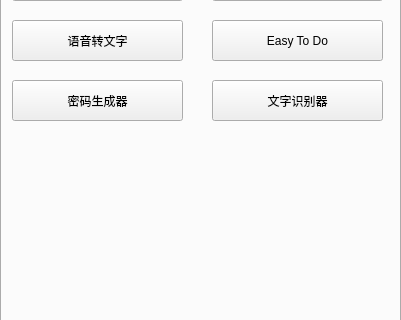
This is data/ui/main.ui in wangzixin1940/Python-Utilities as Qt 5 draws it before an edit; both pictures show x 0 to 401 and y 149 to 469 of the 401 by 553 pixel window. The edited form follows.
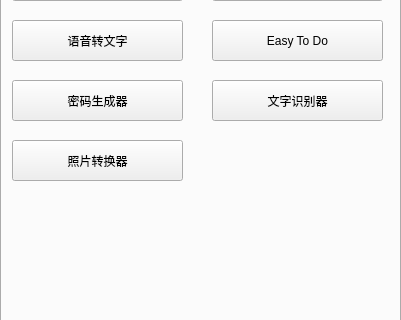
This is the edited form. Icons and pictures are not drawn.

Commit message: Changed Photo Format Converter App to Qt architecture

Diff of the .ui file:
```diff
--- a/data/ui/main.ui
+++ b/data/ui/main.ui
@@ -164,6 +164,19 @@
        <string>文字识别器</string>
       </property>
      </widget>
+     <widget class="QPushButton" name="photo_format_converter">
+      <property name="geometry">
+       <rect>
+        <x>10</x>
+        <y>190</y>
+        <width>171</width>
+        <height>41</height>
+       </rect>
+      </property>
+      <property name="text">
+       <string>照片转换器</string>
+      </property>
+     </widget>
     </widget>
     <widget class="QWidget" name="other_tools">
      <attribute name="title">
```
The commit also changes 7 other files.
